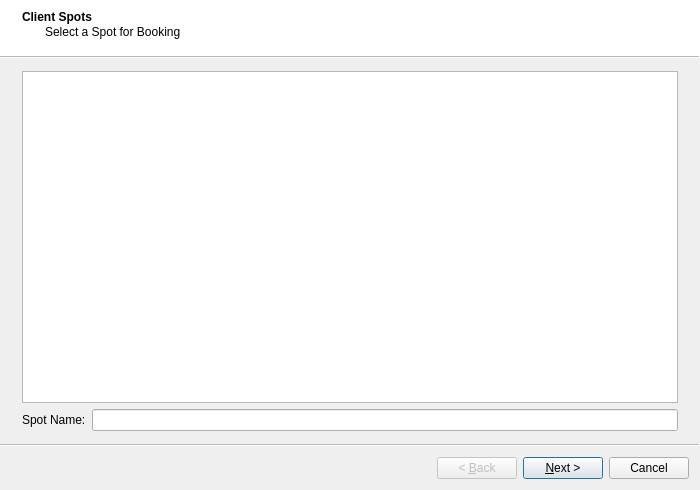
Before: the Qt Designer form rave/Traffik/bookingwizard.ui in pgathogo/raven, drawn with Qt 5.
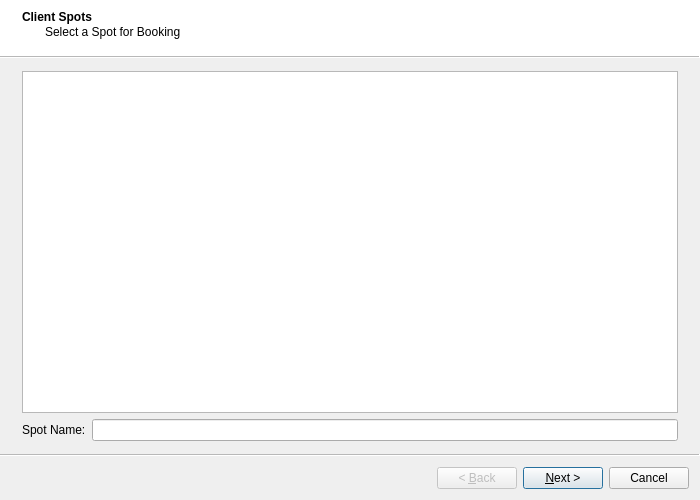
After: the same form once the commit is applied. Icons and pictures are not drawn.

What changed in the file:
```diff
--- a/rave/Traffik/bookingwizard.ui
+++ b/rave/Traffik/bookingwizard.ui
@@ -7,7 +7,7 @@
     <x>0</x>
     <y>0</y>
     <width>700</width>
-    <height>490</height>
+    <height>500</height>
    </rect>
   </property>
   <property name="minimumSize">
```
Left out of the diff: 804 changed lines with no effect on the pictures.
